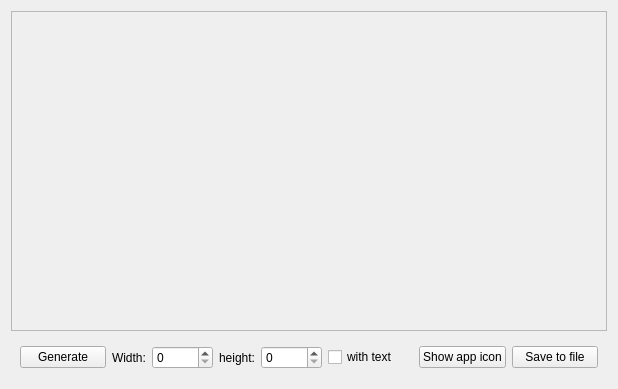
First picture: the form in Iconwindow.ui, repository mikewii/PSY, before the edit.
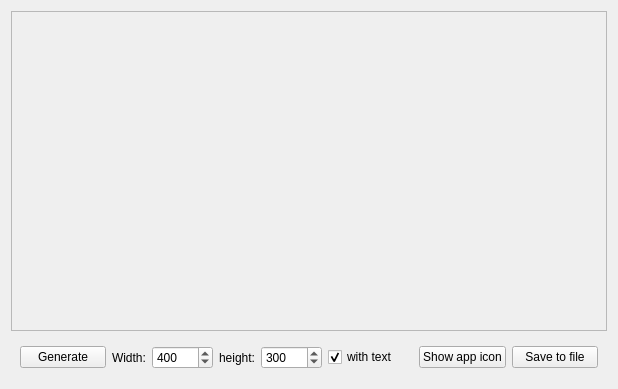
Second picture: the form after the edit.

Commit message: icon text bg fix

Diff of the .ui file:
```diff
--- a/Iconwindow.ui
+++ b/Iconwindow.ui
@@ -76,6 +76,9 @@
           <property name="maximum">
            <number>10000</number>
           </property>
+          <property name="value">
+           <number>400</number>
+          </property>
          </widget>
         </item>
        </layout>
@@ -94,6 +97,9 @@
           <property name="maximum">
            <number>10000</number>
           </property>
+          <property name="value">
+           <number>300</number>
+          </property>
          </widget>
         </item>
        </layout>
@@ -103,6 +109,9 @@
         <property name="text">
          <string>with text</string>
         </property>
+        <property name="checked">
+         <bool>true</bool>
+        </property>
        </widget>
       </item>
       <item>
```
The commit also changes 1 other file.
